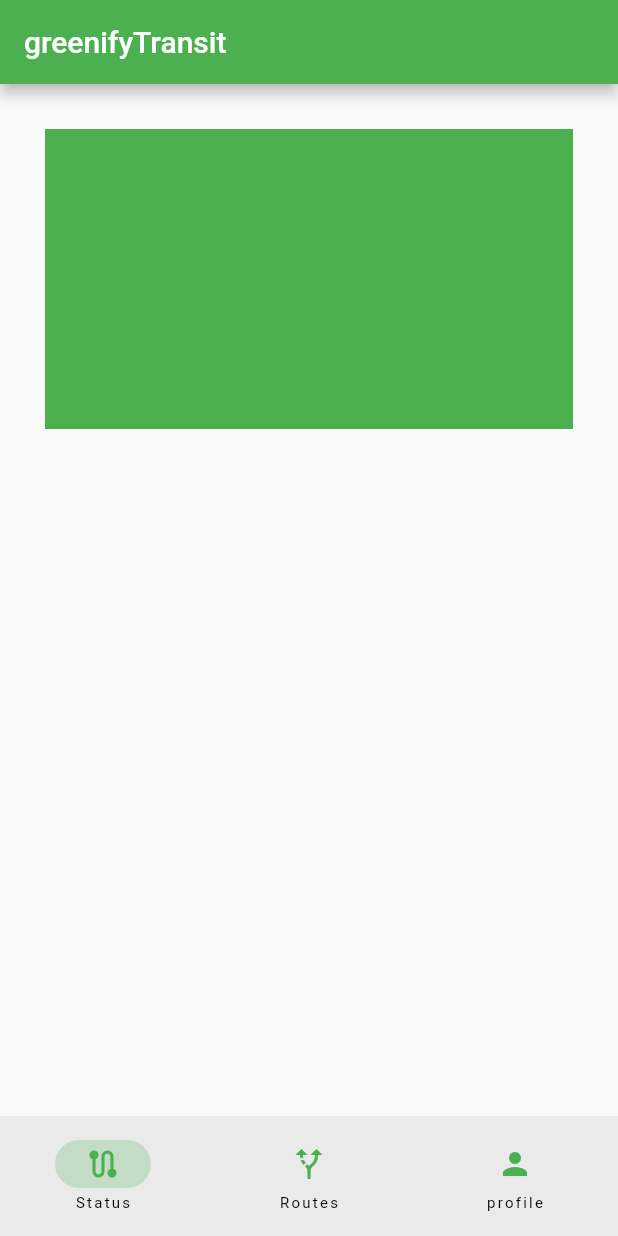
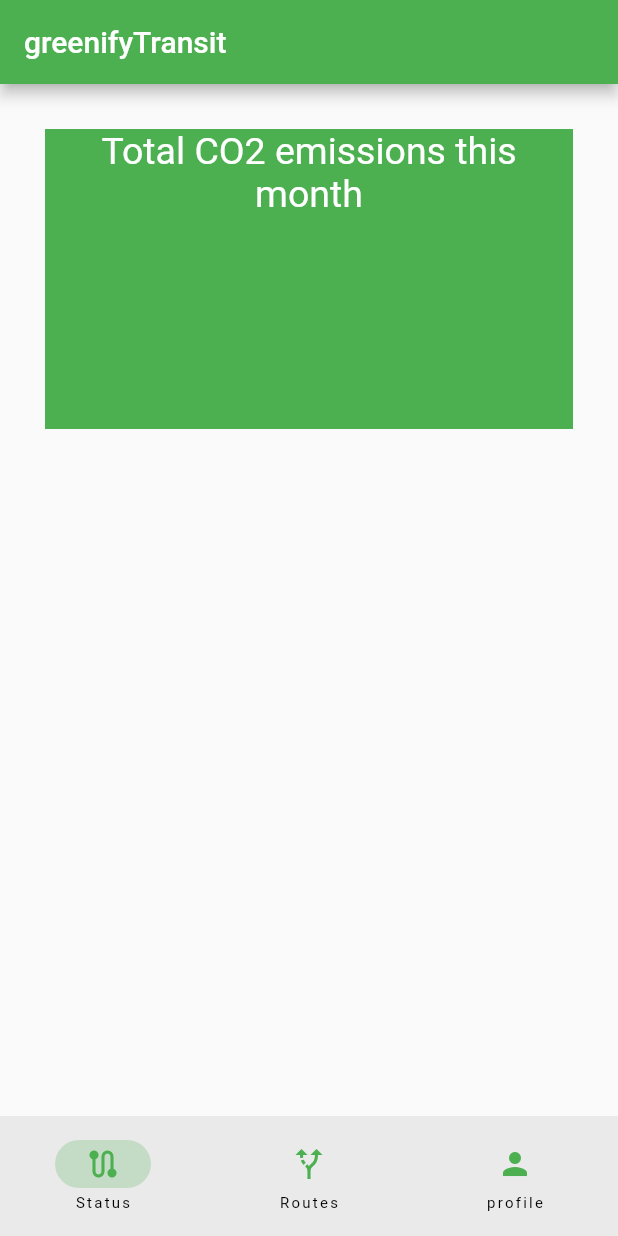
Before and after one commit to Arjdroid/greenifytransit, a Flutter app: the screen it shows after launch, on a phone screen of 412 x 824 dp. Run offline on Flutter 3.47's test engine with Material 2 defaults, Android fonts, the phone set to English and light mode, and no system bars.

Commit message:
making texts

```diff
--- a/lib/status_page.dart
+++ b/lib/status_page.dart
@@ -29,6 +29,14 @@ class _StatusPageState extends State<StatusPage> {
               margin: const EdgeInsets.all(30),
               height: 200,
               width: 400,
+              child: const Text(
+                'Total CO2 emissions this month',
+                textAlign: TextAlign.center,
+                style: TextStyle(
+                  color: Colors.white,
+                  fontSize: 25,
+                ),
+              ),
             )
           ],
         ),
```
